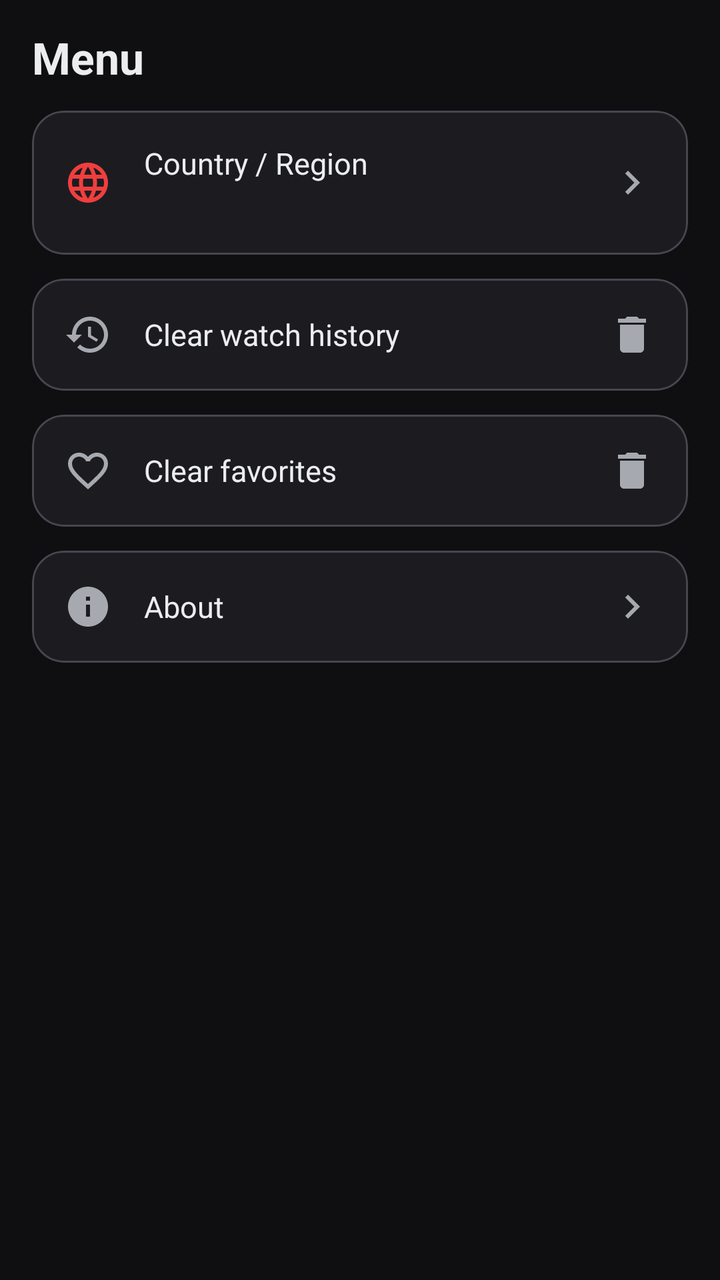
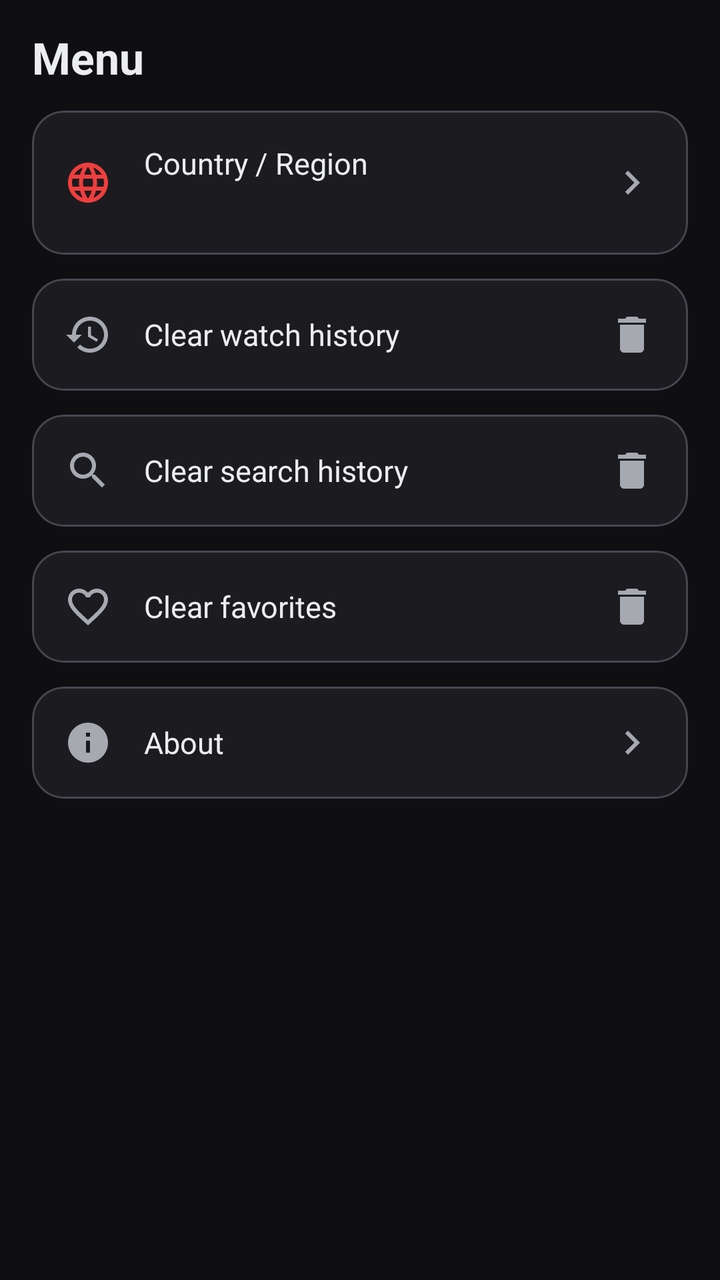

Before-and-after screenshots of an Android layout around one commit, followed by the original layout XML and the change that was made.
<!-- AndroidManifest.xml: application theme Theme.SparkTube -->
<!-- res/layout/fragment_menu.xml -->
<?xml version="1.0" encoding="utf-8"?>
<ScrollView xmlns:android="http://schemas.android.com/apk/res/android"
    xmlns:app="http://schemas.android.com/apk/res-auto"
    android:layout_width="match_parent"
    android:layout_height="match_parent"
    android:background="@color/bg"
    android:clipToPadding="false"
    android:paddingBottom="110dp">

    <LinearLayout
        android:layout_width="match_parent"
        android:layout_height="wrap_content"
        android:orientation="vertical"
        android:paddingStart="16dp"
        android:paddingTop="14dp"
        android:paddingEnd="16dp"
        android:paddingBottom="16dp">

        <TextView
            android:layout_width="wrap_content"
            android:layout_height="wrap_content"
            android:layout_marginBottom="12dp"
            android:text="@string/tab_menu"
            android:textColor="@color/on_surface"
            android:textSize="22sp"
            android:textStyle="bold" />

        <com.google.android.material.card.MaterialCardView
            android:id="@+id/rowCountry"
            android:layout_width="match_parent"
            android:layout_height="wrap_content"
            android:layout_marginBottom="12dp"
            android:clickable="true"
            android:focusable="true"
            app:cardBackgroundColor="@color/surface"
            app:cardCornerRadius="16dp"
            app:cardElevation="0dp"
            app:rippleColor="#33F03E3E">

            <LinearLayout
                android:layout_width="match_parent"
                android:layout_height="wrap_content"
                android:gravity="center_vertical"
                android:orientation="horizontal"
                android:padding="16dp">

                <ImageView
                    android:layout_width="24dp"
                    android:layout_height="24dp"
                    android:importantForAccessibility="no"
                    android:src="@drawable/ic_globe"
                    app:tint="@color/spark_red" />

                <LinearLayout
                    android:layout_width="0dp"
                    android:layout_height="wrap_content"
                    android:layout_marginStart="16dp"
                    android:layout_weight="1"
                    android:orientation="vertical">

                    <TextView
                        android:layout_width="wrap_content"
                        android:layout_height="wrap_content"
                        android:text="@string/country_region"
                        android:textColor="@color/on_surface"
                        android:textSize="15sp" />

                    <TextView
                        android:id="@+id/countryValue"
                        android:layout_width="wrap_content"
                        android:layout_height="wrap_content"
                        android:layout_marginTop="2dp"
                        android:textColor="@color/on_surface_variant"
                        android:textSize="13sp" />
                </LinearLayout>

                <ImageView
                    android:layout_width="24dp"
                    android:layout_height="24dp"
                    android:importantForAccessibility="no"
                    android:src="@drawable/ic_chevron_right"
                    app:tint="@color/on_surface_variant" />
            </LinearLayout>
        </com.google.android.material.card.MaterialCardView>

        <com.google.android.material.card.MaterialCardView
            android:id="@+id/rowClearHistory"
            android:layout_width="match_parent"
            android:layout_height="wrap_content"
            android:layout_marginBottom="12dp"
            android:clickable="true"
            android:focusable="true"
            app:cardBackgroundColor="@color/surface"
            app:cardCornerRadius="16dp"
            app:cardElevation="0dp">

            <LinearLayout
                android:layout_width="match_parent"
                android:layout_height="wrap_content"
                android:gravity="center_vertical"
                android:orientation="horizontal"
                android:padding="16dp">

                <ImageView
                    android:layout_width="24dp"
                    android:layout_height="24dp"
                    android:importantForAccessibility="no"
                    android:src="@drawable/ic_history"
                    app:tint="@color/on_surface_variant" />

                <TextView
                    android:layout_width="0dp"
                    android:layout_height="wrap_content"
                    android:layout_marginStart="16dp"
                    android:layout_weight="1"
                    android:text="@string/clear_history"
                    android:textColor="@color/on_surface"
                    android:textSize="15sp" />

                <ImageView
                    android:layout_width="24dp"
                    android:layout_height="24dp"
                    android:importantForAccessibility="no"
                    android:src="@drawable/ic_delete"
                    app:tint="@color/on_surface_variant" />
            </LinearLayout>
        </com.google.android.material.card.MaterialCardView>

        <com.google.android.material.card.MaterialCardView
            android:id="@+id/rowClearFavorites"
            android:layout_width="match_parent"
            android:layout_height="wrap_content"
            android:layout_marginBottom="12dp"
            android:clickable="true"
            android:focusable="true"
            app:cardBackgroundColor="@color/surface"
            app:cardCornerRadius="16dp"
            app:cardElevation="0dp">

            <LinearLayout
                android:layout_width="match_parent"
                android:layout_height="wrap_content"
                android:gravity="center_vertical"
                android:orientation="horizontal"
                android:padding="16dp">

                <ImageView
                    android:layout_width="24dp"
                    android:layout_height="24dp"
                    android:importantForAccessibility="no"
                    android:src="@drawable/ic_favorite_border"
                    app:tint="@color/on_surface_variant" />

                <TextView
                    android:layout_width="0dp"
                    android:layout_height="wrap_content"
                    android:layout_marginStart="16dp"
                    android:layout_weight="1"
                    android:text="@string/clear_favorites"
                    android:textColor="@color/on_surface"
                    android:textSize="15sp" />

                <ImageView
                    android:layout_width="24dp"
                    android:layout_height="24dp"
                    android:importantForAccessibility="no"
                    android:src="@drawable/ic_delete"
                    app:tint="@color/on_surface_variant" />
            </LinearLayout>
        </com.google.android.material.card.MaterialCardView>

        <com.google.android.material.card.MaterialCardView
            android:id="@+id/rowAbout"
            android:layout_width="match_parent"
            android:layout_height="wrap_content"
            android:layout_marginBottom="12dp"
            android:clickable="true"
            android:focusable="true"
            app:cardBackgroundColor="@color/surface"
            app:cardCornerRadius="16dp"
            app:cardElevation="0dp">

            <LinearLayout
                android:layout_width="match_parent"
                android:layout_height="wrap_content"
                android:gravity="center_vertical"
                android:orientation="horizontal"
                android:padding="16dp">

                <ImageView
                    android:layout_width="24dp"
                    android:layout_height="24dp"
                    android:importantForAccessibility="no"
                    android:src="@drawable/ic_info"
                    app:tint="@color/on_surface_variant" />

                <TextView
                    android:layout_width="0dp"
                    android:layout_height="wrap_content"
                    android:layout_marginStart="16dp"
                    android:layout_weight="1"
                    android:text="@string/about"
                    android:textColor="@color/on_surface"
                    android:textSize="15sp" />

                <ImageView
                    android:layout_width="24dp"
                    android:layout_height="24dp"
                    android:importantForAccessibility="no"
                    android:src="@drawable/ic_chevron_right"
                    app:tint="@color/on_surface_variant" />
            </LinearLayout>
        </com.google.android.material.card.MaterialCardView>

        <TextView
            android:id="@+id/version"
            android:layout_width="match_parent"
            android:layout_height="wrap_content"
            android:layout_marginTop="8dp"
            android:gravity="center"
            android:textColor="@color/on_surface_variant"
            android:textSize="12sp" />
    </LinearLayout>
</ScrollView>
<!-- resources referenced by this layout -->
<resources>
  <color name="bg">#0F0F12</color>
  <color name="on_surface">#ECEDEF</color>
  <color name="on_surface_variant">#A6A9B0</color>
  <color name="spark_red">#F03E3E</color>
  <color name="surface">#1C1C20</color>
  <!-- drawable ic_chevron_right (drawable) -->
  <vector xmlns:android="http://schemas.android.com/apk/res/android"
      android:width="24dp"
      android:height="24dp"
      android:viewportWidth="24"
      android:viewportHeight="24"
      android:tint="?attr/colorControlNormal">
      <path
          android:fillColor="@android:color/white"
          android:pathData="M10,6L8.59,7.41 13.17,12l-4.58,4.59L10,18l6,-6z"/>
  </vector>
  <!-- drawable ic_delete (drawable) -->
  <vector xmlns:android="http://schemas.android.com/apk/res/android"
      android:width="24dp"
      android:height="24dp"
      android:viewportWidth="24"
      android:viewportHeight="24"
      android:tint="?attr/colorControlNormal">
      <path
          android:fillColor="@android:color/white"
          android:pathData="M6,19c0,1.1 0.9,2 2,2h8c1.1,0 2,-0.9 2,-2V7H6v12zM19,4h-3.5l-1,-1h-5l-1,1H5v2h14V4z"/>
  </vector>
  <!-- drawable ic_favorite_border (drawable) -->
  <vector xmlns:android="http://schemas.android.com/apk/res/android"
      android:width="24dp"
      android:height="24dp"
      android:viewportWidth="24"
      android:viewportHeight="24"
      android:tint="?attr/colorControlNormal">
      <path
          android:fillColor="@android:color/white"
          android:pathData="M16.5,3c-1.74,0 -3.41,0.81 -4.5,2.09C10.91,3.81 9.24,3 7.5,3 4.42,3 2,5.42 2,8.5c0,3.78 3.4,6.86 8.55,11.54L12,21.35l1.45,-1.32C18.6,15.36 22,12.28 22,8.5 22,5.42 19.58,3 16.5,3zM12.1,18.55l-0.1,0.1 -0.1,-0.1C7.14,14.24 4,11.39 4,8.5 4,6.5 5.5,5 7.5,5c1.54,0 3.04,0.99 3.57,2.36h1.87C13.46,5.99 14.96,5 16.5,5c2,0 3.5,1.5 3.5,3.5 0,2.89 -3.14,5.74 -7.9,10.05z"/>
  </vector>
  <!-- drawable ic_history (drawable) -->
  <vector xmlns:android="http://schemas.android.com/apk/res/android"
      android:width="24dp"
      android:height="24dp"
      android:viewportWidth="24"
      android:viewportHeight="24"
      android:tint="?attr/colorControlNormal">
      <path
          android:fillColor="@android:color/white"
          android:pathData="M13,3c-4.97,0 -9,4.03 -9,9H1l3.89,3.89 0.07,0.14L9,12H6c0,-3.87 3.13,-7 7,-7s7,3.13 7,7 -3.13,7 -7,7c-1.93,0 -3.68,-0.79 -4.94,-2.06l-1.42,1.42C8.27,19.99 10.51,21 13,21c4.97,0 9,-4.03 9,-9s-4.03,-9 -9,-9zM12,8v5l4.28,2.54 0.72,-1.21 -3.5,-2.08V8h-1.5z"/>
  </vector>
  <!-- drawable ic_info (drawable) -->
  <vector xmlns:android="http://schemas.android.com/apk/res/android"
      android:width="24dp"
      android:height="24dp"
      android:viewportWidth="24"
      android:viewportHeight="24"
      android:tint="?attr/colorControlNormal">
      <path
          android:fillColor="@android:color/white"
          android:pathData="M12,2C6.48,2 2,6.48 2,12s4.48,10 10,10 10,-4.48 10,-10S17.52,2 12,2zM13,17h-2v-6h2v6zM13,9h-2V7h2v2z"/>
  </vector>
  <string name="about">About</string>
  <string name="clear_favorites">Clear favorites</string>
  <string name="clear_history">Clear watch history</string>
  <string name="country_region">Country / Region</string>
  <string name="tab_menu">Menu</string>
  <color name="white">#FFFFFFFF</color>
  <color name="outline">#464A52</color>
  <!-- unchanged entries left out for length: 2 -->
</resources>

<!-- the commit's change to res/layout/fragment_menu.xml (unified diff, before → after) -->
@@ -127,6 +127,49 @@
         </com.google.android.material.card.MaterialCardView>
 
         <com.google.android.material.card.MaterialCardView
+            android:id="@+id/rowClearSearchHistory"
+            android:layout_width="match_parent"
+            android:layout_height="wrap_content"
+            android:layout_marginBottom="12dp"
+            android:clickable="true"
+            android:focusable="true"
+            app:cardBackgroundColor="@color/surface"
+            app:cardCornerRadius="16dp"
+            app:cardElevation="0dp">
+
+            <LinearLayout
+                android:layout_width="match_parent"
+                android:layout_height="wrap_content"
+                android:gravity="center_vertical"
+                android:orientation="horizontal"
+                android:padding="16dp">
+
+                <ImageView
+                    android:layout_width="24dp"
+                    android:layout_height="24dp"
+                    android:importantForAccessibility="no"
+                    android:src="@drawable/ic_search"
+                    app:tint="@color/on_surface_variant" />
+
+                <TextView
+                    android:layout_width="0dp"
+                    android:layout_height="wrap_content"
+                    android:layout_marginStart="16dp"
+                    android:layout_weight="1"
+                    android:text="@string/clear_search_history"
+                    android:textColor="@color/on_surface"
+                    android:textSize="15sp" />
+
+                <ImageView
+                    android:layout_width="24dp"
+                    android:layout_height="24dp"
+                    android:importantForAccessibility="no"
+                    android:src="@drawable/ic_delete"
+                    app:tint="@color/on_surface_variant" />
+            </LinearLayout>
+        </com.google.android.material.card.MaterialCardView>
+
+        <com.google.android.material.card.MaterialCardView
             android:id="@+id/rowClearFavorites"
             android:layout_width="match_parent"
             android:layout_height="wrap_content"
<!-- resource entries referenced after the edit -->
@@ -60,9 +60,21 @@
           android:fillColor="@android:color/white"
           android:pathData="M12,2C6.48,2 2,6.48 2,12s4.48,10 10,10 10,-4.48 10,-10S17.52,2 12,2zM13,17h-2v-6h2v6zM13,9h-2V7h2v2z"/>
   </vector>
+  <!-- drawable ic_search (drawable) -->
+  <vector xmlns:android="http://schemas.android.com/apk/res/android"
+      android:width="24dp"
+      android:height="24dp"
+      android:viewportWidth="24"
+      android:viewportHeight="24"
+      android:tint="?attr/colorControlNormal">
+      <path
+          android:fillColor="@android:color/white"
+          android:pathData="M15.5,14h-0.79l-0.28,-0.27C15.41,12.59 16,11.11 16,9.5 16,5.91 13.09,3 9.5,3S3,5.91 3,9.5 5.91,16 9.5,16c1.61,0 3.09,-0.59 4.23,-1.57l0.27,0.28v0.79l5,4.99L20.49,19l-4.99,-5zM9.5,14C7.01,14 5,11.99 5,9.5S7.01,5 9.5,5 14,7.01 14,9.5 11.99,14 9.5,14z"/>
+  </vector>
   <string name="about">About</string>
   <string name="clear_favorites">Clear favorites</string>
   <string name="clear_history">Clear watch history</string>
+  <string name="clear_search_history">Clear search history</string>
   <string name="country_region">Country / Region</string>
   <string name="tab_menu">Menu</string>
   <color name="white">#FFFFFFFF</color>
